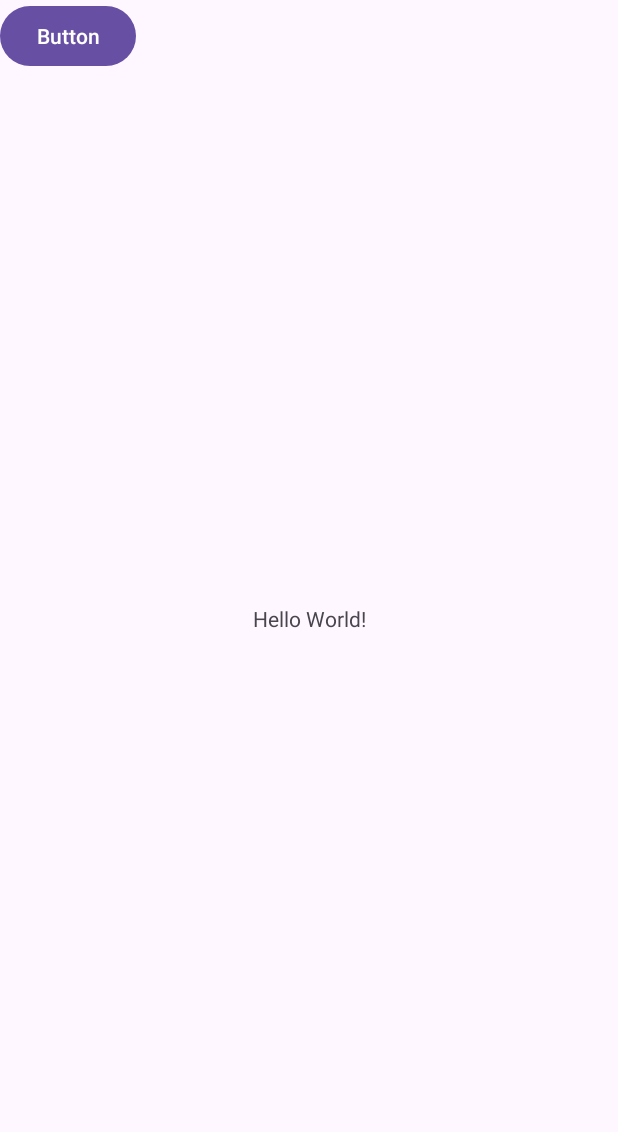
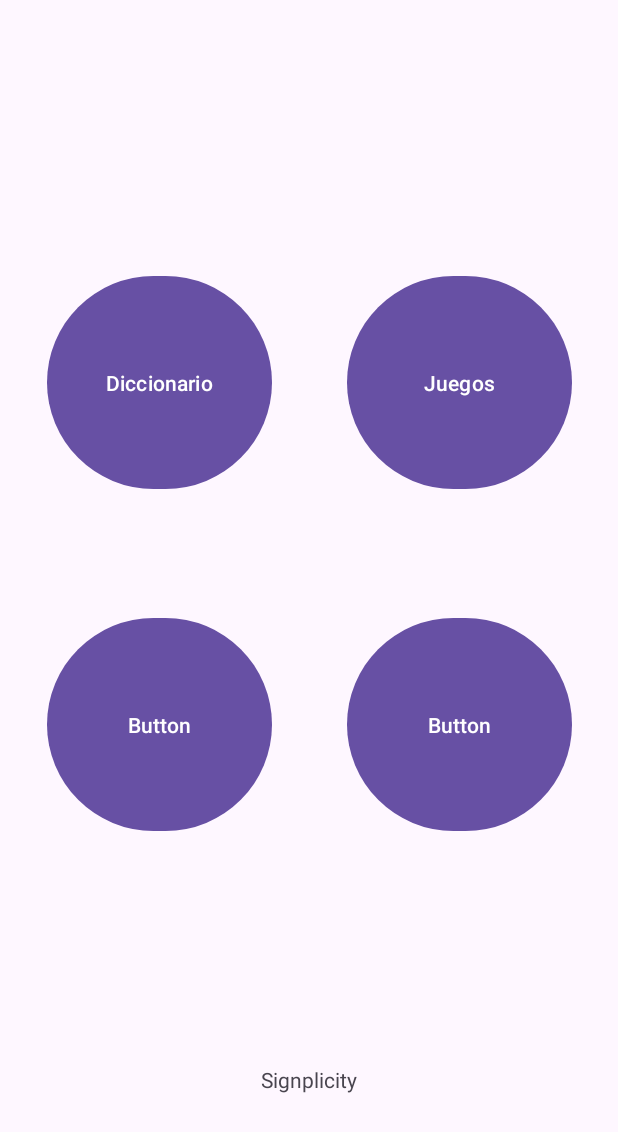
Before and after one commit to maui12/Signplicity, an Android app: the screen it shows after launch (MainActivity), on a phone screen of 412 x 824 dp. Shown: the top 1132 px of the screen. Run offline under Robolectric (Android 15) with nearby library versions, the phone set to English and light mode, and no system bars.

Commit message:
buttons on main menu

```diff
--- a/app/src/main/res/layout/activity_main.xml
+++ b/app/src/main/res/layout/activity_main.xml
@@ -7,21 +7,64 @@
     android:layout_height="match_parent"
     tools:context=".MainActivity">
 
+    <Button
+        android:id="@+id/button"
+        android:layout_width="150dp"
+        android:layout_height="150dp"
+        android:layout_marginEnd="24dp"
+        android:text="Button"
+        app:layout_constraintBottom_toBottomOf="parent"
+        app:layout_constraintEnd_toEndOf="parent"
+        app:layout_constraintHorizontal_bias="0.971"
+        app:layout_constraintStart_toStartOf="parent"
+        app:layout_constraintTop_toTopOf="parent"
+        app:layout_constraintVertical_bias="0.605" />
+
+    <Button
+        android:id="@+id/button"
+        android:layout_width="150dp"
+        android:layout_height="150dp"
+        android:layout_marginStart="24dp"
+        android:text="Button"
+        app:layout_constraintBottom_toBottomOf="parent"
+        app:layout_constraintEnd_toEndOf="parent"
+        app:layout_constraintHorizontal_bias="0.032"
+        app:layout_constraintStart_toStartOf="parent"
+        app:layout_constraintTop_toTopOf="parent"
+        app:layout_constraintVertical_bias="0.605" />
+
+    <Button
+        android:id="@+id/button"
+        android:layout_width="150dp"
+        android:layout_height="150dp"
+        android:layout_marginTop="180dp"
+        android:layout_marginEnd="24dp"
+        android:text="Juegos"
+        app:layout_constraintEnd_toEndOf="parent"
+        app:layout_constraintHorizontal_bias="0.971"
+        app:layout_constraintStart_toStartOf="parent"
+        app:layout_constraintTop_toTopOf="parent" />
+
     <TextView
         android:layout_width="wrap_content"
         android:layout_height="wrap_content"
-        android:text="Hello World!"
+        android:text="Signplicity"
         app:layout_constraintBottom_toBottomOf="parent"
         app:layout_constraintEnd_toEndOf="parent"
         app:layout_constraintStart_toStartOf="parent"
-        app:layout_constraintTop_toTopOf="parent" />
+        app:layout_constraintTop_toTopOf="parent"
+        app:layout_constraintVertical_bias="0.882" />
 
     <Button
         android:id="@+id/button"
-        android:layout_width="wrap_content"
-        android:layout_height="wrap_content"
-        android:text="Button"
-        tools:layout_editor_absoluteX="41dp"
-        tools:layout_editor_absoluteY="262dp" />
+        android:layout_width="150dp"
+        android:layout_height="150dp"
+        android:layout_marginStart="24dp"
+        android:layout_marginTop="180dp"
+        android:text="Diccionario"
+        app:layout_constraintEnd_toEndOf="parent"
+        app:layout_constraintHorizontal_bias="0.032"
+        app:layout_constraintStart_toStartOf="parent"
+        app:layout_constraintTop_toTopOf="parent" />
 
 </androidx.constraintlayout.widget.ConstraintLayout>
```
